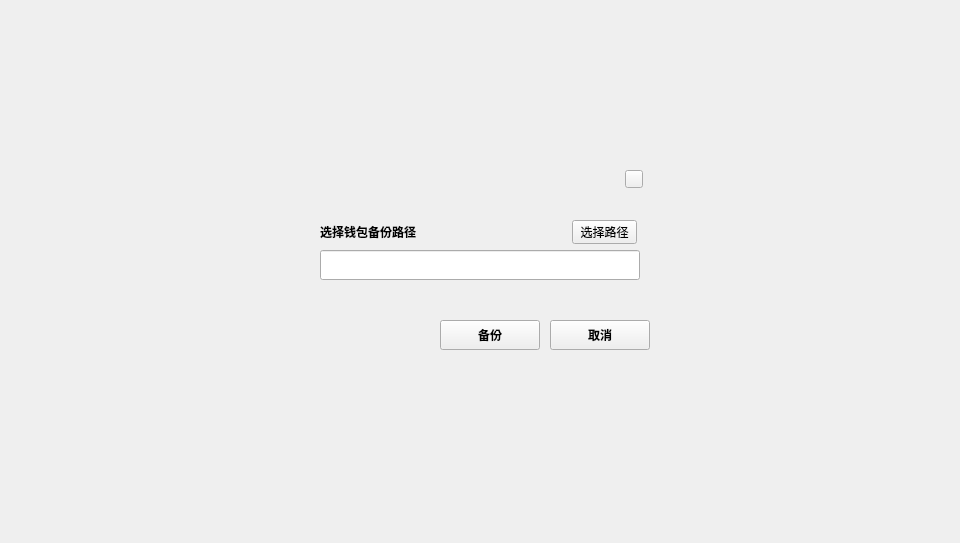
HcashOrg/hx-indicator, file LNKWallet/dialog/backupwalletdialog.ui: the form before one commit.
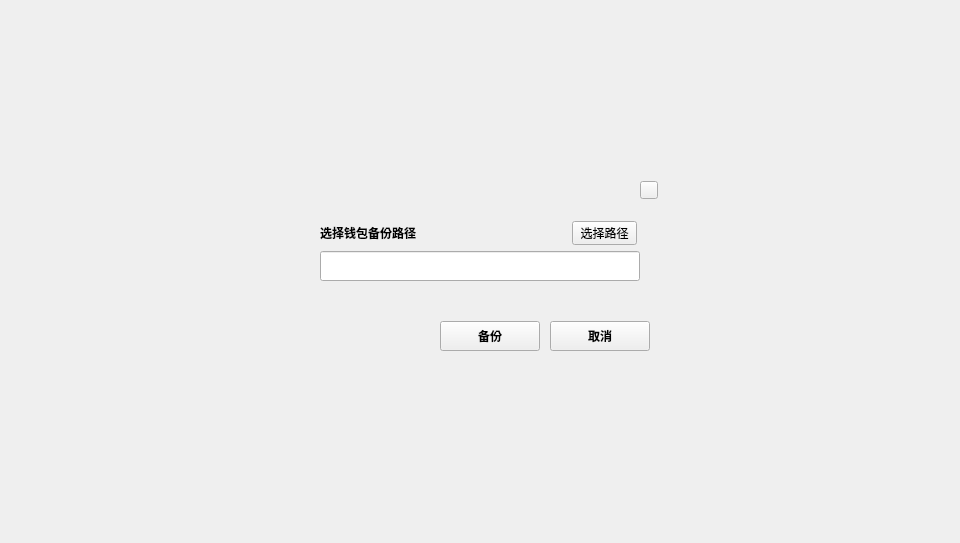
The form after the commit.

What changed in the file:
```diff
--- a/LNKWallet/dialog/backupwalletdialog.ui
+++ b/LNKWallet/dialog/backupwalletdialog.ui
@@ -33,9 +33,9 @@
     <property name="geometry">
      <rect>
       <x>290</x>
-      <y>150</y>
+      <y>171</y>
       <width>380</width>
-      <height>240</height>
+      <height>200</height>
      </rect>
     </property>
     <property name="font">
@@ -47,7 +47,7 @@
      <property name="geometry">
       <rect>
        <x>260</x>
-       <y>170</y>
+       <y>150</y>
        <width>100</width>
        <height>30</height>
       </rect>
@@ -73,7 +73,7 @@
      <property name="geometry">
       <rect>
        <x>30</x>
-       <y>70</y>
+       <y>50</y>
        <width>200</width>
        <height>24</height>
       </rect>
@@ -93,7 +93,7 @@
      <property name="geometry">
       <rect>
        <x>282</x>
-       <y>70</y>
+       <y>50</y>
        <width>65</width>
        <height>24</height>
       </rect>
@@ -120,7 +120,7 @@
      <property name="geometry">
       <rect>
        <x>150</x>
-       <y>170</y>
+       <y>150</y>
        <width>100</width>
        <height>30</height>
       </rect>
@@ -146,7 +146,7 @@
      <property name="geometry">
       <rect>
        <x>30</x>
-       <y>100</y>
+       <y>80</y>
        <width>320</width>
        <height>30</height>
       </rect>
@@ -175,8 +175,8 @@
     <widget class="QToolButton" name="closeBtn">
      <property name="geometry">
       <rect>
-       <x>335</x>
-       <y>20</y>
+       <x>350</x>
+       <y>10</y>
        <width>18</width>
        <height>18</height>
       </rect>
```
